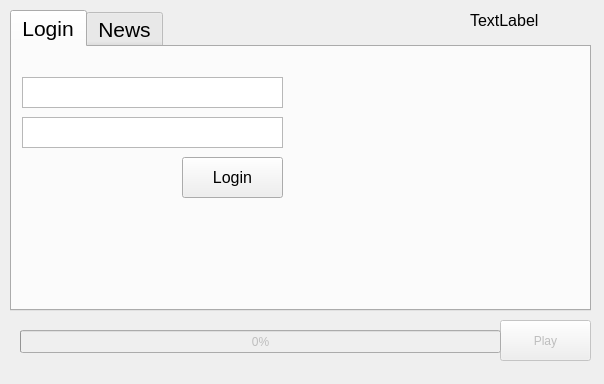
trdwll/GameLauncher, file GameLauncher/mainwindow.ui: the form before one commit.
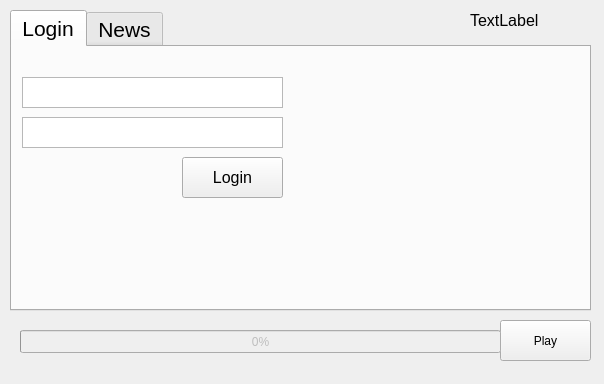
The form after the commit.

```diff
--- a/GameLauncher/mainwindow.ui
+++ b/GameLauncher/mainwindow.ui
@@ -28,7 +28,7 @@
   <widget class="QWidget" name="centralWidget">
    <widget class="QPushButton" name="btnPlay">
     <property name="enabled">
-     <bool>false</bool>
+     <bool>true</bool>
     </property>
     <property name="geometry">
      <rect>
```
